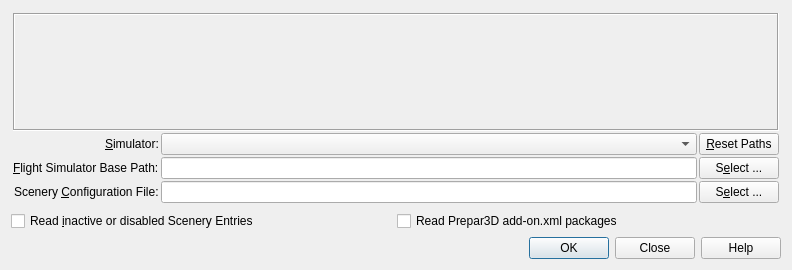
albar965/littlenavmap, file src/db/databasedialog.ui: the form before one commit.
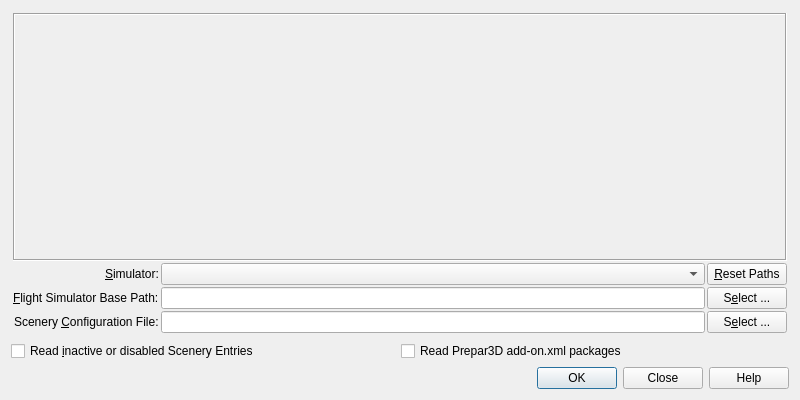
The form after the commit.

Commit message:
Now resizing connection and load scenery dialogs to avoid cutting off content. Saving size now.
Fixed wrong text alignment in load scenery library dialog.

The edit to the form file:
```diff
--- a/src/db/databasedialog.ui
+++ b/src/db/databasedialog.ui
@@ -6,8 +6,8 @@
    <rect>
     <x>0</x>
     <y>0</y>
-    <width>792</width>
-    <height>270</height>
+    <width>800</width>
+    <height>400</height>
    </rect>
   </property>
   <property name="windowTitle">
@@ -33,6 +33,12 @@
      </property>
      <item row="0" column="0" colspan="5">
       <widget class="QLabel" name="labelDatabaseInformation">
+       <property name="sizePolicy">
+        <sizepolicy hsizetype="Expanding" vsizetype="Expanding">
+         <horstretch>0</horstretch>
+         <verstretch>0</verstretch>
+        </sizepolicy>
+       </property>
        <property name="frameShape">
         <enum>QFrame::Box</enum>
        </property>
@@ -42,6 +48,9 @@
        <property name="text">
         <string/>
        </property>
+       <property name="alignment">
+        <set>Qt::AlignLeading|Qt::AlignLeft|Qt::AlignTop</set>
+       </property>
        <property name="wordWrap">
         <bool>true</bool>
        </property>
```
Left out of the diff: 2 changed lines with no effect on the pictures. The commit also changes 7 other files.
